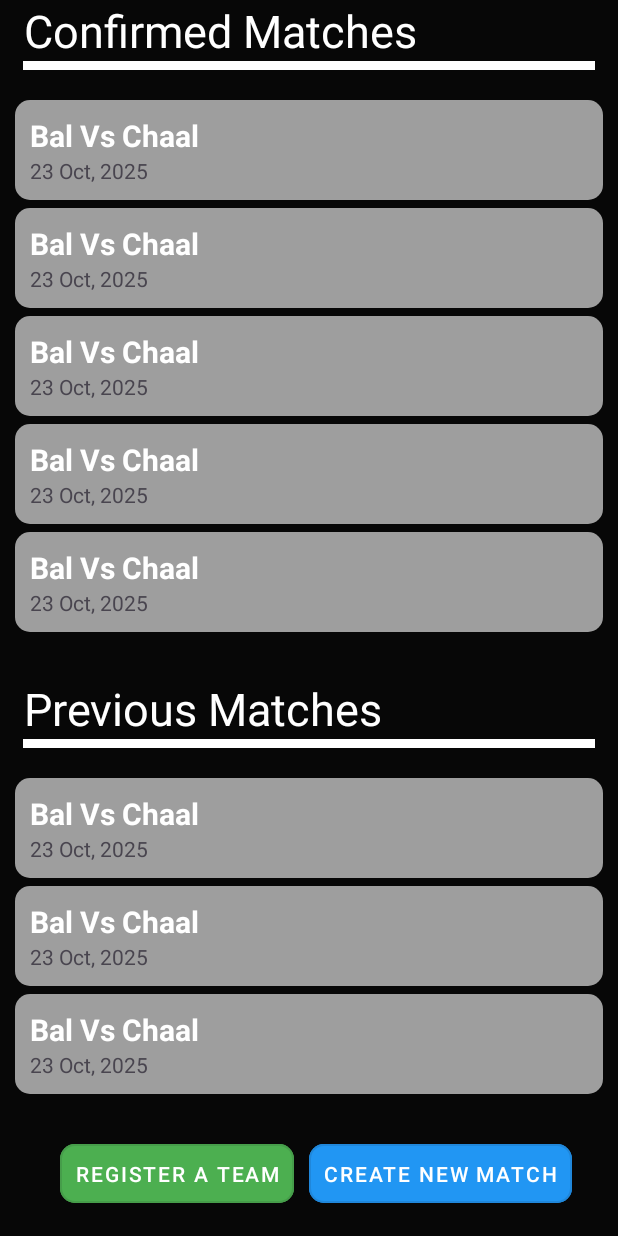
After one commit to Mahim021/FootyFlick, an Android app: the SingleHomePage screen opened directly, with no data from a screen before it, on a phone screen of 412 x 824 dp. The commit adds this screen. Run offline under Robolectric (Android 15) with nearby library versions, the phone set to English and light mode, and no system bars.

Commit message:
Single Homepage added

```diff
--- a/app/src/main/AndroidManifest.xml
+++ b/app/src/main/AndroidManifest.xml
@@ -21,6 +21,8 @@
                 <category android:name="android.intent.category.LAUNCHER" />
             </intent-filter>
         </activity>
+        <activity android:name=".SingleHomePage" />
+
     </application>
 
 </manifest>
--- a/app/src/main/java/com/example/footyflick/MainActivity.java
+++ b/app/src/main/java/com/example/footyflick/MainActivity.java
@@ -32,7 +32,7 @@ public class MainActivity extends AppCompatActivity {
                 replaceFragment(new TournamentFragment());
             }
 
-            return true;  //comment for tahmid khankirpola
+            return true;
         });
     }
 
--- a/app/src/main/java/com/example/footyflick/SingleFragment.java
+++ b/app/src/main/java/com/example/footyflick/SingleFragment.java
@@ -1,5 +1,6 @@
 package com.example.footyflick;
 
+import android.content.Intent;
 import android.os.Bundle;
 
 import androidx.annotation.NonNull;
@@ -10,7 +11,9 @@ import android.view.View;
 import android.view.ViewGroup;
 import android.widget.ArrayAdapter;
 import android.widget.AutoCompleteTextView;
+import android.widget.Button;
 import android.widget.EditText;
+import android.widget.Toast;
 
 import com.google.android.material.datepicker.MaterialDatePicker;
 
@@ -72,9 +75,21 @@ public class SingleFragment extends Fragment {
         return inflater.inflate(R.layout.fragment_single, container, false);
     }
 
+
     @Override
     public void onViewCreated(@NonNull View view, Bundle savedInstanceState) {
         super.onViewCreated(view, savedInstanceState);
+
+        // OnClick
+        Button myButton = view.findViewById(R.id.confirmMatchButton);
+
+        myButton.setOnClickListener(new View.OnClickListener() {
+            @Override
+            public void onClick(View v) {
+                Intent intent = new Intent(requireContext(), SingleHomePage.class);
+                startActivity(intent);
+            }
+        });
 
         // Initialize the date picker
         EditText dateEditText = view.findViewById(R.id.date);
@@ -117,8 +132,5 @@ public class SingleFragment extends Fragment {
             String selectedTeam = options[position];
             // Handle your selection here
         });
-
     }
-
-
 }
--- /dev/null
+++ b/app/src/main/java/com/example/footyflick/SingleHomePage.java
@@ -0,0 +1,14 @@
+package com.example.footyflick;
+
+import android.os.Bundle;
+
+import androidx.appcompat.app.AppCompatActivity;
+
+public class SingleHomePage extends AppCompatActivity {
+    @Override
+    protected void onCreate(Bundle savedInstanceState) {
+        super.onCreate(savedInstanceState);
+        setContentView(R.layout.single_homepage);
+        // Initialize your views and set up any necessary logic here
+    }
+}
--- /dev/null
+++ b/app/src/main/res/layout/single_homepage.xml
@@ -0,0 +1,299 @@
+<FrameLayout xmlns:android="http://schemas.android.com/apk/res/android"
+    android:layout_width="match_parent"
+    android:layout_height="match_parent"
+    xmlns:app="http://schemas.android.com/apk/res-auto">
+
+
+    <ScrollView
+        android:id="@+id/scrollView"
+        android:layout_width="match_parent"
+        android:layout_height="match_parent"
+        android:paddingBottom="80dp"
+        android:fillViewport="true">
+
+        <LinearLayout
+            android:layout_width="match_parent"
+            android:layout_height="wrap_content"
+            android:orientation="vertical">
+
+<!--        Confirmed Matches Section-->
+            <LinearLayout
+                android:layout_width="match_parent"
+                android:layout_height="wrap_content"
+                android:orientation="vertical"
+                android:layout_marginBottom="25dp">
+
+<!--            Section Title-->
+                <TextView
+                    android:layout_width="wrap_content"
+                    android:layout_height="wrap_content"
+                    android:text="Confirmed Matches"
+                    android:textSize="30sp"
+                    android:textColor="@color/white"
+                    android:layout_marginHorizontal="16dp" />
+
+<!--            Underline-->
+                <LinearLayout
+                    android:layout_width="match_parent"
+                    android:layout_height="6dp"
+                    android:background="@color/white"
+                    android:layout_marginHorizontal="15dp"
+                    android:layout_marginBottom="20dp"/>
+
+<!--            Match Cards-->
+                <LinearLayout
+                    android:layout_width="match_parent"
+                    android:layout_height="match_parent"
+                    android:orientation="vertical">
+
+                    <LinearLayout
+                        android:layout_width="match_parent"
+                        android:layout_height="wrap_content"
+                        android:orientation="vertical"
+                        android:backgroundTint="@color/gray"
+                        android:layout_marginHorizontal="10dp"
+                        android:layout_marginBottom="5dp"
+                        android:padding="10dp"
+                        android:background="@drawable/rounded_edge">
+
+                        <TextView
+                            android:layout_width="wrap_content"
+                            android:layout_height="wrap_content"
+                            android:text="Bal Vs Chaal"
+                            android:textSize="20sp"
+                            android:textColor="@color/white"
+                            android:textStyle="bold"/>
+                        <TextView
+                            android:layout_width="wrap_content"
+                            android:layout_height="wrap_content"
+                            android:text="23 Oct, 2025"/>
+                    </LinearLayout>
+                    <LinearLayout
+                        android:layout_width="match_parent"
+                        android:layout_height="wrap_content"
+                        android:orientation="vertical"
+                        android:backgroundTint="@color/gray"
+                        android:layout_marginHorizontal="10dp"
+                        android:layout_marginBottom="5dp"
+                        android:padding="10dp"
+                        android:background="@drawable/rounded_edge">
+
+                        <TextView
+                            android:layout_width="wrap_content"
+                            android:layout_height="wrap_content"
+                            android:text="Bal Vs Chaal"
+                            android:textSize="20sp"
+                            android:textColor="@color/white"
+                            android:textStyle="bold"/>
+                        <TextView
+                            android:layout_width="wrap_content"
+                            android:layout_height="wrap_content"
+                            android:text="23 Oct, 2025"/>
+                    </LinearLayout>
+                    <LinearLayout
+                        android:layout_width="match_parent"
+                        android:layout_height="wrap_content"
+                        android:orientation="vertical"
+                        android:backgroundTint="@color/gray"
+                        android:layout_marginHorizontal="10dp"
+                        android:layout_marginBottom="5dp"
+                        android:padding="10dp"
+                        android:background="@drawable/rounded_edge">
+
+                        <TextView
+                            android:layout_width="wrap_content"
+                            android:layout_height="wrap_content"
+                            android:text="Bal Vs Chaal"
+                            android:textSize="20sp"
+                            android:textColor="@color/white"
+                            android:textStyle="bold"/>
+                        <TextView
+                            android:layout_width="wrap_content"
+                            android:layout_height="wrap_content"
+                            android:text="23 Oct, 2025"/>
+                    </LinearLayout>
+                    <LinearLayout
+                        android:layout_width="match_parent"
+                        android:layout_height="wrap_content"
+                        android:orientation="vertical"
+                        android:backgroundTint="@color/gray"
+                        android:layout_marginHorizontal="10dp"
+                        android:layout_marginBottom="5dp"
+                        android:padding="10dp"
+                        android:background="@drawable/rounded_edge">
+
+                        <TextView
+                            android:layout_width="wrap_content"
+                            android:layout_height="wrap_content"
+                            android:text="Bal Vs Chaal"
+                            android:textSize="20sp"
+                            android:textColor="@color/white"
+                            android:textStyle="bold"/>
+                        <TextView
+                            android:layout_width="wrap_content"
+                            android:layout_height="wrap_content"
+                            android:text="23 Oct, 2025"/>
+                    </LinearLayout>
+                    <LinearLayout
+                        android:layout_width="match_parent"
+                        android:layout_height="wrap_content"
+                        android:orientation="vertical"
+                        android:backgroundTint="@color/gray"
+                        android:layout_marginHorizontal="10dp"
+                        android:layout_marginBottom="5dp"
+                        android:padding="10dp"
+                        android:background="@drawable/rounded_edge">
+
+                        <TextView
+                            android:layout_width="wrap_content"
+                            android:layout_height="wrap_content"
+                            android:text="Bal Vs Chaal"
+                            android:textSize="20sp"
+                            android:textColor="@color/white"
+                            android:textStyle="bold"/>
+                        <TextView
+                            android:layout_width="wrap_content"
+                            android:layout_height="wrap_content"
+                            android:text="23 Oct, 2025"/>
+                    </LinearLayout>
+                </LinearLayout>
+            </LinearLayout>
+
+<!--        Previous Matches Section-->
+            <LinearLayout
+                android:layout_width="match_parent"
+                android:layout_height="wrap_content"
+                android:orientation="vertical">
+
+<!--            Section Title-->
+                <TextView
+                    android:layout_width="wrap_content"
+                    android:layout_height="wrap_content"
+                    android:text="Previous Matches"
+                    android:textSize="30sp"
+                    android:textColor="@color/white"
+                    android:layout_marginHorizontal="16dp" />
+
+<!--            Underline-->
+                <LinearLayout
+                    android:layout_width="match_parent"
+                    android:layout_height="6dp"
+                    android:background="@color/white"
+                    android:layout_marginHorizontal="15dp"
+                    android:layout_marginBottom="20dp"/>
+
+<!--            Match Cards-->
+                <LinearLayout
+                    android:layout_width="match_parent"
+                    android:layout_height="match_parent"
+                    android:orientation="vertical">
+
+                    <LinearLayout
+                        android:layout_width="match_parent"
+                        android:layout_height="wrap_content"
+                        android:orientation="vertical"
+                        android:backgroundTint="@color/gray"
+                        android:layout_marginHorizontal="10dp"
+                        android:layout_marginBottom="5dp"
+                        android:padding="10dp"
+                        android:background="@drawable/rounded_edge">
+
+                        <TextView
+                            android:layout_width="wrap_content"
+                            android:layout_height="wrap_content"
+                            android:text="Bal Vs Chaal"
+                            android:textSize="20sp"
+                            android:textColor="@color/white"
+                            android:textStyle="bold"/>
+                        <TextView
+                            android:layout_width="wrap_content"
+                            android:layout_height="wrap_content"
+                            android:text="23 Oct, 2025"/>
+                    </LinearLayout>
+                    <LinearLayout
+                        android:layout_width="match_parent"
+                        android:layout_height="wrap_content"
+                        android:orientation="vertical"
+                        android:backgroundTint="@color/gray"
+                        android:layout_marginHorizontal="10dp"
+                        android:layout_marginBottom="5dp"
+                        android:padding="10dp"
+                        android:background="@drawable/rounded_edge">
+
+                        <TextView
+                            android:layout_width="wrap_content"
+                            android:layout_height="wrap_content"
+                            android:text="Bal Vs Chaal"
+                            android:textSize="20sp"
+                            android:textColor="@color/white"
+                            android:textStyle="bold"/>
+                        <TextView
+                            android:layout_width="wrap_content"
+                            android:layout_height="wrap_content"
+                            android:text="23 Oct, 2025"/>
+                    </LinearLayout>
+                    <LinearLayout
+                        android:layout_width="match_parent"
+                        android:layout_height="wrap_content"
+                        android:orientation="vertical"
+                        android:backgroundTint="@color/gray"
+                        android:layout_marginHorizontal="10dp"
+                        android:layout_marginBottom="5dp"
+                        android:padding="10dp"
+                        android:background="@drawable/rounded_edge">
+
+                        <TextView
+                            android:layout_width="wrap_content"
+                            android:layout_height="wrap_content"
+                            android:text="Bal Vs Chaal"
+                            android:textSize="20sp"
+                            android:textColor="@color/white"
+                            android:textStyle="bold"/>
+                        <TextView
+                            android:layout_width="wrap_content"
+                            android:layout_height="wrap_content"
+                            android:text="23 Oct, 2025"/>
+                    </LinearLayout>
+                </LinearLayout>
+            </LinearLayout>
+        </LinearLayout>
+
+
+    </ScrollView>
+
+<!--Button Layout-->
+    <LinearLayout
+    android:id="@+id/floatingButtonLayout"
+    android:layout_width="match_parent"
+    android:layout_height="wrap_content"
+    android:layout_gravity="bottom"
+    android:orientation="horizontal"
+    android:gravity="center"
+    android:padding="16dp">
+
+        <Button
+            android:layout_width="wrap_content"
+            android:layout_height="wrap_content"
+            android:text="Register a Team"
+            android:layout_gravity="center"
+            android:padding="10dp"
+            android:layout_marginLeft="10dp"
+            app:cornerRadius="10dp"
+            android:backgroundTint="@color/green"
+            android:textColor="@color/white"
+            style="@style/Widget.MaterialComponents.Button.OutlinedButton" />
+
+        <com.google.android.material.button.MaterialButton
+            android:layout_width="wrap_content"
+            android:layout_height="wrap_content"
+            android:text="Create new Match"
+            android:layout_gravity="center"
+            android:padding="10dp"
+            android:layout_marginLeft="10dp"
+            app:cornerRadius="10dp"
+            android:backgroundTint="@color/blue"
+            android:textColor="@color/white"
+            style="@style/Widget.MaterialComponents.Button.OutlinedButton"/>
+    </LinearLayout>
+
+    </FrameLayout>
```
